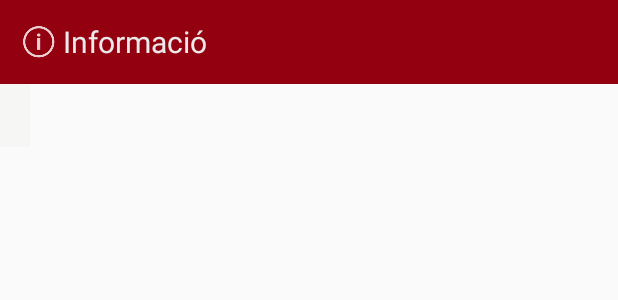
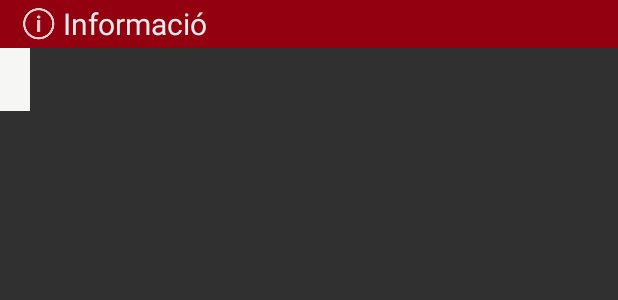
Before and after one commit to aubricoc/fm-palau, an Android app: the layout dialog_info.xml on its own in the app's theme, with its tools: preview values and no code run, on a phone screen of 412 x 824 dp. Shown: the top 300 px of the screen. Run offline under Robolectric (Android 15) with nearby library versions, the phone set to English and light mode, and no system bars.

Commit message:
Material Design

```diff
--- a/app/src/main/res/values/colors.xml
+++ b/app/src/main/res/values/colors.xml
@@ -10,5 +10,5 @@
 
     <color name="maroon">#93000F</color>
     <color name="green">#668F00</color>
-
+    <color name="dark">#68000a</color>
 </resources>
--- a/app/src/main/res/values/config.xml
+++ b/app/src/main/res/values/config.xml
@@ -1,7 +1,7 @@
 <?xml version="1.0" encoding="utf-8"?>
 <resources>
-    <string name="twitter_query">from:FMPalau OR #FMPalau OR #palaueros OR @FMPalau</string>
-<!--     <string name="twitter_query">#etfelicitofill</string> -->
+    <!--<string name="twitter_query">from:FMPalau OR #FMPalau OR #palaueros OR @FMPalau</string>-->
+    <string name="twitter_query">#etfelicitofill</string>
     <string name="twitter_api_key">ydjA5Lw3KpwfxbA5ugGFZHxSB</string>
     <string name="twitter_api_secret">0CnYeq9E3uU4vYalskElJqVfLVeXfKWgOqlqZgkjrVPWgIi32P</string>
 </resources>
--- a/app/src/main/res/values/dimens.xml
+++ b/app/src/main/res/values/dimens.xml
@@ -1,7 +1,6 @@
 <resources>
 
-    <dimen name="activity_horizontal_margin">16dp</dimen>
-    <dimen name="activity_vertical_margin">16dp</dimen>
+    <dimen name="margin">16dp</dimen>
     <dimen name="photo_width">100dp</dimen>
     <dimen name="photo_height">100dp</dimen>
 
--- a/app/src/main/res/values/strings.xml
+++ b/app/src/main/res/values/strings.xml
@@ -1,9 +1,9 @@
 <?xml version="1.0" encoding="utf-8"?>
 <resources>
 
-    <string name="app_name">FM Palau 14</string>
-    <string name="app_title">Palau de Noguera 2014</string>
-    <string name="app_name_large">Festa Major Palau de Noguera 2014</string>
+    <string name="app_name">FM Palau 15</string>
+    <string name="app_title">Palau de Noguera 2015</string>
+    <string name="app_name_large">Festa Major Palau de Noguera 2015</string>
     <string name="title_programa">Programa</string>
     <string name="title_twitter">Twitter</string>
     <string name="title_fotos">Fotos</string>
--- a/app/src/main/res/values/styles.xml
+++ b/app/src/main/res/values/styles.xml
@@ -1,20 +1,13 @@
 <resources xmlns:android="http://schemas.android.com/apk/res/android">
 
-    <style name="fmpalau_theme" parent="@style/Theme.AppCompat.Light.DarkActionBar">
-        <item name="android:actionBarStyle">@style/action_bar</item>
-        <item name="android:actionBarTabStyle">@style/action_bar_tab</item>
-        <item name="android:actionBarItemBackground">@drawable/background_action_bar_item</item>
+    <style name="fmpalau_theme" parent="@style/Theme.AppCompat.NoActionBar">
+        <item name="colorPrimary">@color/maroon</item>
+        <item name="colorPrimaryDark">@color/dark</item>
+        <item name="colorAccent">@color/green</item>
     </style>
 
-    <style name="action_bar" parent="@android:style/Widget.Holo.Light.ActionBar.Solid.Inverse">
+    <style name="dialog_action_bar">
         <item name="android:background">@color/maroon</item>
-    </style>
-
-    <style name="action_bar_tab" parent="@android:style/Widget.Holo.Light.ActionBar.TabView.Inverse">
-        <item name="android:background">@drawable/background_tab</item>
-    </style>
-
-    <style name="dialog_action_bar" parent="@style/action_bar">
         <item name="android:paddingLeft">10dp</item>
         <item name="android:paddingRight">10dp</item>
         <item name="android:textColor">@color/font_white</item>
@@ -29,14 +22,9 @@
         <item name="android:textSize">16sp</item>
     </style>
 
-    <style name="background">
-        <item name="android:background">@color/background_white</item>
-    </style>
-
     <style name="text_dia">
         <item name="android:textSize">20sp</item>
-        <item name="android:textColor">@color/font_white</item>
-        <item name="android:background">@drawable/background_title</item>
+        <item name="android:paddingBottom">@dimen/margin</item>
     </style>
 
     <style name="text_hora">
```
Also changed, not shown: app/src/main/res/values/programa.xml (deleted, +0 -45 lines), app/src/main/res/values/schedule.xml (added, +45 -0 lines).
